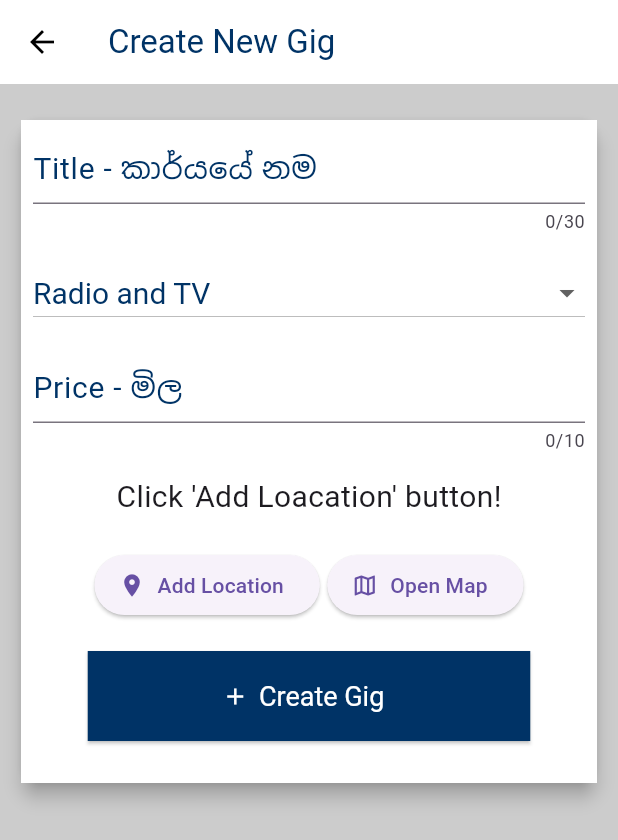
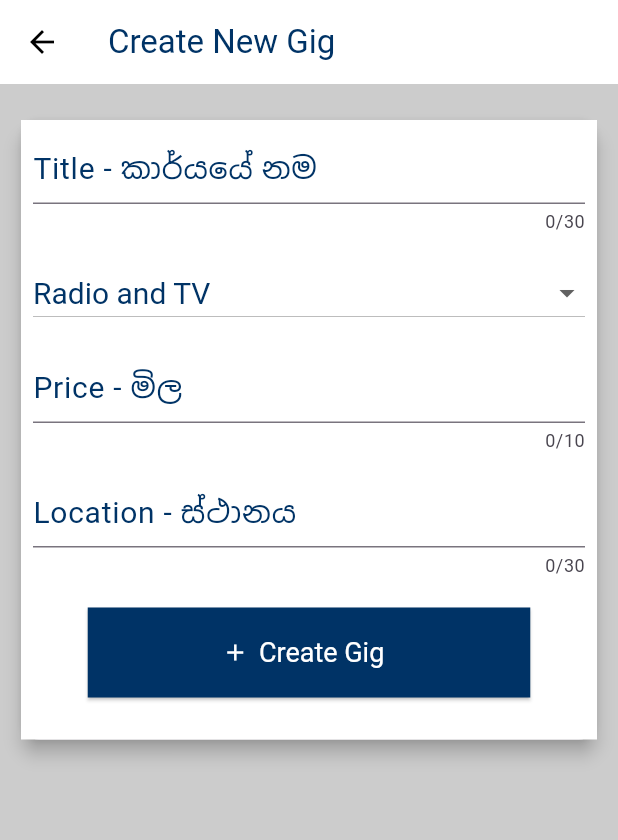
Before and after one commit to Isuru-Kariyapperuma/shramikaya_app, a Flutter app: the CreateNewGig screen opened directly, on a phone screen of 412 x 824 dp. Shown: the top 840 px of the screen. Run offline on Flutter 3.47's test engine with Material 3 defaults, Android fonts, the phone set to English and light mode, and no system bars; our stand-ins replace animated_text_kit, carousel_slider, cloud_firestore, connectivity_plus, firebase_auth, firebase_core and 4 more; accounts and stored records are empty.

Commit message:
Location Feach is Done

```diff
--- a/lib/screens/create_new_gig.dart
+++ b/lib/screens/create_new_gig.dart
@@ -1,9 +1,13 @@
 import 'package:flutter/material.dart';
+import 'package:geocoding/geocoding.dart';
 import 'package:geolocator/geolocator.dart';
 import 'package:shramikaya_app/utils/colors.dart';
 import 'package:cloud_firestore/cloud_firestore.dart';
 import 'package:firebase_auth/firebase_auth.dart';
 import 'package:url_launcher/url_launcher_string.dart';
+import 'package:uuid/uuid.dart';
+import 'package:http/http.dart' as http;
+import 'dart:convert';
 
 class CreateNewGig extends StatefulWidget {
   const CreateNewGig({super.key});
@@ -22,12 +26,57 @@ class _CreateNewGigState extends State<CreateNewGig> {
 
   TextEditingController _controllerJobName = new TextEditingController();
   TextEditingController _controllerMobileNumber = new TextEditingController();
-  TextEditingController _controllerAddress = new TextEditingController();
+  var _controllerLocation = new TextEditingController();
 
   String selectedValue = "Radio and TV";
   String locationInfo = "Click 'Add Loacation' button!";
   late String lat;
   late String long;
+  String country = '';
+  String name = '';
+  String street = '';
+  String postalCode = '';
+  var uuid = new Uuid();
+  String? _sessionToken;
+  List<dynamic> _placeList = [];
+  bool isVisibale = true;
+
+  @override
+  void initState() {
+    super.initState();
+    _controllerLocation.addListener(() {
+      _onChanged();
+    });
+  }
+
+  _onChanged() {
+    if (_sessionToken == null) {
+      setState(() {
+        _sessionToken = uuid.v4();
+      });
+    }
+    getSuggestion(_controllerLocation.text);
+    setState(() {
+      isVisibale = true;
+    });
+  }
+
+  void getSuggestion(String input) async {
+    String kPLACES_API_KEY = "AIzaSyCg3dIaZTzWGRAFeL8UvqUj9LYt2k4PxXM";
+    String type = '(regions)';
+    String baseURL =
+        'https://maps.googleapis.com/maps/api/place/autocomplete/json';
+    String request =
+        '$baseURL?input=$input&key=$kPLACES_API_KEY&sessiontoken=$_sessionToken';
+    var response = await http.get(Uri.parse(request));
+    if (response.statusCode == 200) {
+      setState(() {
+        _placeList = json.decode(response.body)['predictions'];
+      });
+    } else {
+      throw Exception('Failed to load predictions');
+    }
+  }
 
   Future<Position> _getCurrentLocation() async {
     bool serviceEnable = await Geolocator.isLocationServiceEnabled();
@@ -63,7 +112,7 @@ class _CreateNewGigState extends State<CreateNewGig> {
         long = position.longitude.toString();
 
         setState(() {
-          locationInfo = "The location is set successfully.";
+          locationInfo = street;
         });
       },
     );
@@ -76,6 +125,25 @@ class _CreateNewGigState extends State<CreateNewGig> {
     await canLaunchUrlString(googleUrl)
         ? launchUrlString(googleUrl)
         : throw 'Could not lanuch $googleUrl';
+  }
+
+  Future<void> getLocation() async {
+    double latNum = double.parse(lat);
+    double longNum = double.parse(long);
+
+    List<Placemark> placemark = await placemarkFromCoordinates(latNum, longNum);
+
+    print("Country " + placemark[0].country.toString());
+    print("Name " + placemark[0].name.toString());
+    print("Street " + placemark[0].street.toString());
+    print("PostalCode " + placemark[0].postalCode.toString());
+
+    setState(() {
+      country = placemark[0].country!;
+      name = placemark[0].name!;
+      street = placemark[0].street!;
+      postalCode = placemark[0].postalCode!;
+    });
   }
 
   void showLocationServiceAlertDialog() {
@@ -170,51 +238,36 @@ class _CreateNewGigState extends State<CreateNewGig> {
                         const SizedBox(
                           height: 15,
                         ),
-                        // TextField(
-                        //   controller: _controllerAddress,
-                        //   maxLines: 5,
-                        //   maxLength: 50,
-                        //   decoration: const InputDecoration(
-                        //       hintStyle: TextStyle(color: primaryColor),
-                        //       hintText: "Address"),
-                        //   style: const TextStyle(fontSize: 20),
-                        // ),
-                        Text(
-                          locationInfo,
+                        TextField(
+                          controller: _controllerLocation,
+                          maxLength: 30,
+                          decoration: const InputDecoration(
+                              hintStyle: TextStyle(color: primaryColor),
+                              hintText: "Location - ස්ථානය"),
                           style: const TextStyle(fontSize: 20),
                         ),
-                        const SizedBox(
-                          height: 20,
-                        ),
-                        Row(
-                          mainAxisAlignment: MainAxisAlignment.center,
-                          children: [
-                            ElevatedButton.icon(
-                              onPressed: () {
-                                _getCurrentLocation().then((value) {
-                                  lat = '${value.latitude}';
-                                  long = '${value.longitude}';
+                        Visibility(
+                          visible: isVisibale,
+                          child: ListView.builder(
+                            physics: NeverScrollableScrollPhysics(),
+                            shrinkWrap: true,
+                            itemCount: _placeList.length,
+                            itemBuilder: (context, index) {
+                              return GestureDetector(
+                                onTap: () {
                                   setState(() {
-                                    locationInfo =
-                                        "The location is set successfully.";
+                                    _controllerLocation.text =
+                                        _placeList[index]["description"];
+                                    isVisibale = false;
+                                    FocusScope.of(context).unfocus();
                                   });
-                                  _liveLocation();
-                                });
-                              },
-                              icon: const Icon(Icons.location_on),
-                              label: const Text("Add Location"),
-                            ),
-                            const SizedBox(
-                              width: 5,
-                            ),
-                            ElevatedButton.icon(
-                              onPressed: () {
-                                _openMap(lat, long);
-                              },
-                              icon: const Icon(Icons.map_outlined),
-                              label: const Text("Open Map"),
-                            ),
-                          ],
+                                },
+                                child: ListTile(
+                                  title: Text(_placeList[index]["description"]),
+                                ),
+                              );
+                            },
+                          ),
                         ),
                         const SizedBox(
                           height: 20,
@@ -235,7 +288,7 @@ class _CreateNewGigState extends State<CreateNewGig> {
                           onPressed: () {
                             final displayName = _controllerJobName.text;
                             final mobile = _controllerMobileNumber.text;
-                            final address = _controllerAddress.text;
+                            final address = _controllerLocation.text;
                             final jobCategory = selectedValue;
                             final profileImage =
                                 FirebaseAuth.instance.currentUser!.photoURL!;
--- a/pubspec.yaml
+++ b/pubspec.yaml
@@ -41,6 +41,9 @@ dependencies:
   permission_handler: ^10.4.5
   flutter_local_notifications: ^16.2.0
   url_launcher: ^6.2.1
+  geocoding: ^2.1.1
+  uuid: ^4.2.1
+  http: ^1.1.0
   flutter:
     sdk: flutter
 
```
Also changed, not shown: pubspec.lock.
